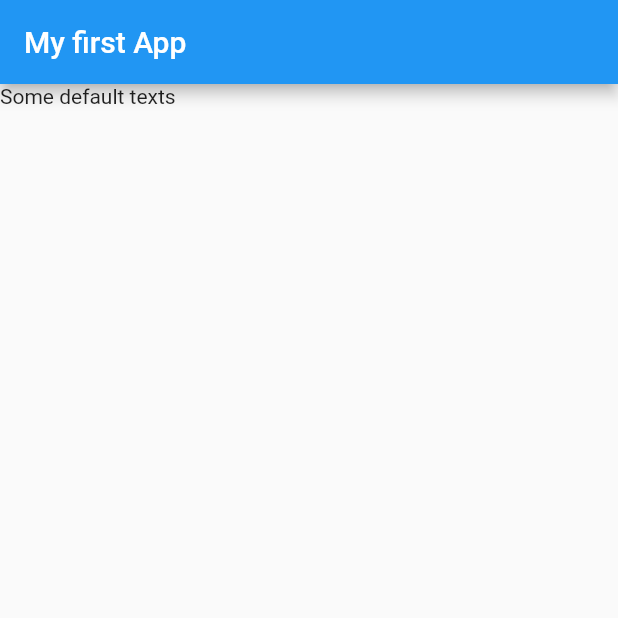
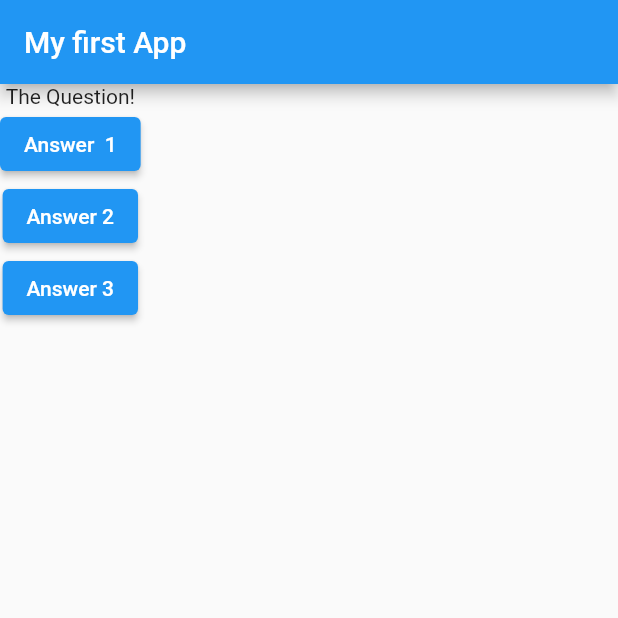
Before and after one commit to rooptestdev/flutter_complete_guide, a Flutter app: the screen it shows after launch, on a phone screen of 412 x 824 dp, the top half of it. Run offline on Flutter 3.47's test engine with Material 2 defaults, Android fonts, the phone set to English and light mode, and no system bars.

Commit message:
Visible invisible widgets

```diff
--- a/lib/main.dart
+++ b/lib/main.dart
@@ -5,6 +5,10 @@
 }
 
 class MyApp extends StatelessWidget {
+  void answerQuestion() {
+    print('Answer chosen!!');
+  }
+
   @override
   Widget build(BuildContext context) {
     return MaterialApp(
@@ -12,7 +16,26 @@
         appBar: AppBar(
           title: Text('My first App'),
         ),
-        body: Text('Some default texts'),
+        body: Column(
+          children: [
+            Text('The Question!'),
+            ElevatedButton(
+              child: Text('Answer  1'),
+              onPressed: answerQuestion,
+            ),
+            ElevatedButton(
+              child: Text('Answer 2'),
+              onPressed: () => print('Answer 2 chosen'),
+            ),
+            ElevatedButton(
+              child: Text('Answer 3'),
+              onPressed: () {
+                //...
+                print('Answer 3 chosen');
+              },
+            ),
+          ],
+        ),
       ),
     );
   }
```
